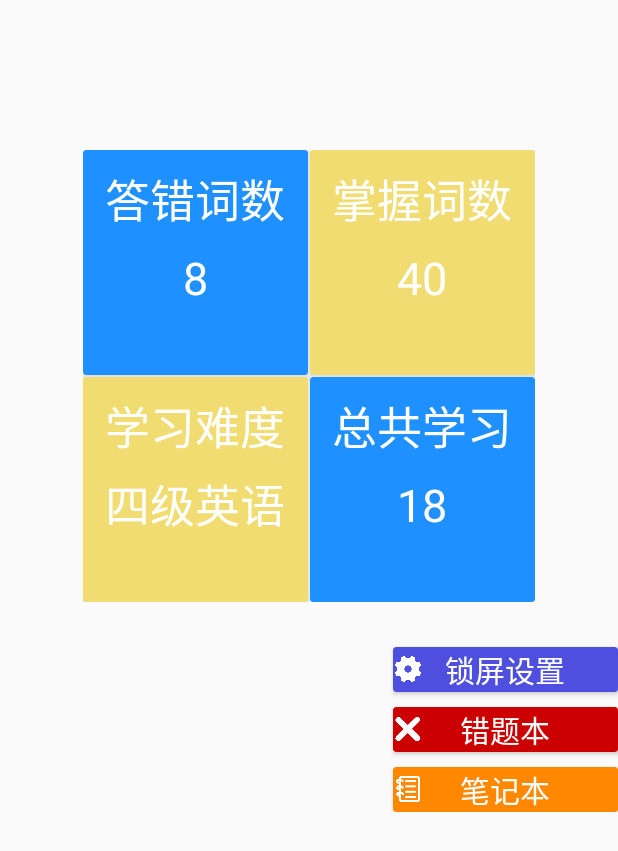
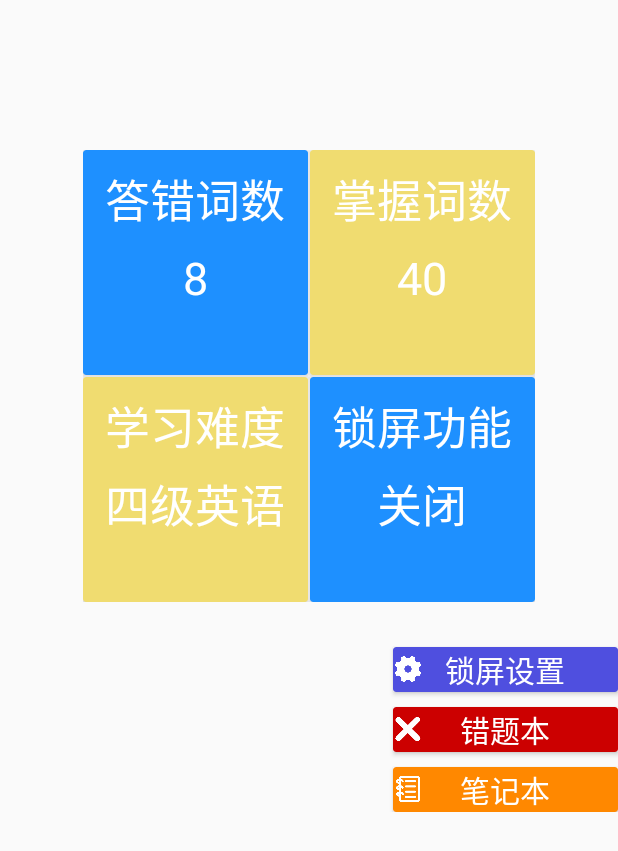
Before and after one commit to Team-for-Android-final-assignment/Mobile-development-finalProject, an Android app: the layout review_fragment.xml on its own in the app's theme, with its tools: preview values and no code run, on a phone screen of 412 x 824 dp. Shown: the top 851 px of the screen. Run offline under Robolectric (Android 15) with nearby library versions, the phone set to English and light mode, and no system bars.

```diff
--- a/app/src/main/java/com/team/weup/repo/WordInterface.java
+++ b/app/src/main/java/com/team/weup/repo/WordInterface.java
@@ -18,4 +18,6 @@ public interface WordInterface {
     //获取新单词
     @GET("/word/{id}")
     Call <ReturnVO<Word>> getWordById(@Path("id")Long id);
+
+
 }
--- a/app/src/main/res/layout/review_fragment.xml
+++ b/app/src/main/res/layout/review_fragment.xml
@@ -88,6 +88,7 @@
                 android:layout_marginTop="10dp"
                 android:textSize="30sp"/>
             <TextView
+                android:id="@+id/difficulty"
                 android:layout_height="wrap_content"
                 android:layout_width="wrap_content"
                 android:text="四级英语"
@@ -106,15 +107,16 @@
             <TextView
                 android:layout_height="wrap_content"
                 android:layout_width="wrap_content"
-                android:text="总共学习"
+                android:text="锁屏功能"
                 android:textColor="@android:color/white"
                 android:layout_gravity="center_horizontal"
                 android:layout_marginTop="10dp"
                 android:textSize="30sp"/>
             <TextView
+                android:id="@+id/mode"
                 android:layout_height="wrap_content"
                 android:layout_width="wrap_content"
-                android:text="18"
+                android:text="关闭"
                 android:textColor="@android:color/white"
                 android:layout_gravity="center"
                 android:layout_marginTop="10dp"
```
Also changed, not shown: app/src/main/java/com/team/weup/MainActivity.java (+6 -4 lines), app/src/main/java/com/team/weup/ReviewFragment.java (+47 -0 lines), app/src/main/java/com/team/weup/SettingActivity.java (+33 -0 lines).
